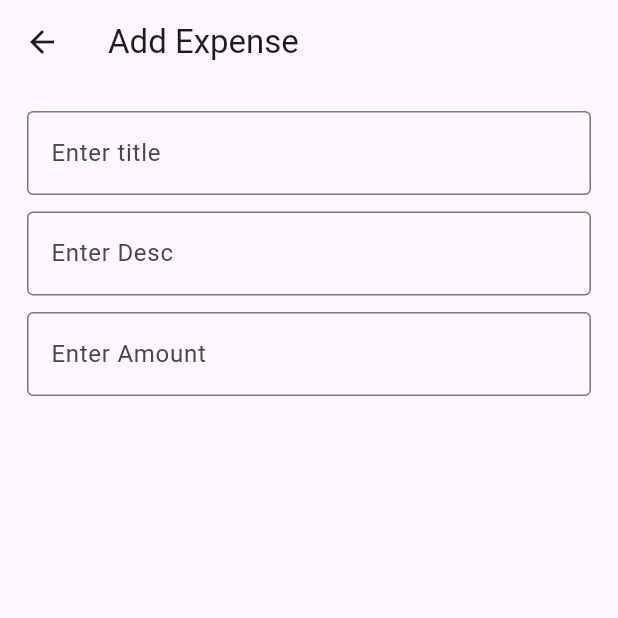
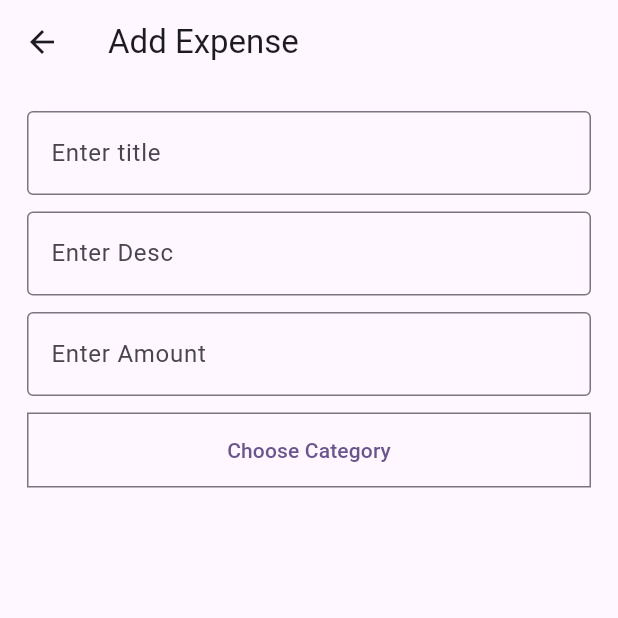
Before and after one commit to aasm0hammad/Expense-Aas-Bloc, a Flutter app: the AddExpense screen opened directly, on a phone screen of 412 x 824 dp, the top half of it. Run offline on Flutter 3.47's test engine with Material 3 defaults, Android fonts, the phone set to English and light mode, and no system bars; our stand-ins replace flutter_bloc, font_awesome_flutter, shared_preferences, sqflite; accounts and stored records are empty.

Commit message:
Add Expense category type

```diff
--- /dev/null
+++ b/lib/DataBase/model/category_model.dart
@@ -0,0 +1,9 @@
+class CategoryModel{
+
+ int id;
+ String name;
+ String imgPath;
+
+ CategoryModel({required this.id,required this.name,required this.imgPath});
+
+}
--- /dev/null
+++ b/lib/domain/app_constants.dart
@@ -0,0 +1,17 @@
+import 'package:ass_expense/DataBase/model/category_model.dart';
+import 'package:flutter/foundation.dart';
+
+class AppConstants {
+
+
+static List<CategoryModel>   mCat= [
+
+  CategoryModel(id: 1, name: "Coffee", imgPath: "assets/images/cat_img/coffee.png"),
+  CategoryModel(id: 2, name: "aas", imgPath: "assets/images/cat_img/coffee.png"),
+  CategoryModel(id: 3, name: "aas", imgPath: "assets/images/cat_img/coffee.png"),
+  CategoryModel(id: 4, name: "aas", imgPath: "assets/images/cat_img/coffee.png"),
+
+
+
+];
+}
--- a/lib/ui/add_expense.dart
+++ b/lib/ui/add_expense.dart
@@ -1,3 +1,4 @@
+import 'package:ass_expense/domain/app_constants.dart';
 import 'package:flutter/cupertino.dart';
 import 'package:flutter/material.dart';
 import 'package:path/path.dart';
@@ -25,7 +26,45 @@ class AddExpense extends StatelessWidget {
               SizedBox(
                 height: 11,
               ),
+              SizedBox(
+                width: double.infinity,
+                height: 50,
+                child: OutlinedButton(
+                    onPressed: () {
+                      showModalBottomSheet(
+                          context: context,
+                          builder: (context) {
+                            return Container(
+                              child: GridView.builder(
+                                  gridDelegate:
+                                  SliverGridDelegateWithFixedCrossAxisCount(
+                                      crossAxisCount: 4),
+                                  itemCount: AppConstants.mCat.length,
+                                  itemBuilder: (_, index) {
 
+                                    return Padding(
+                                      padding: const EdgeInsets.only(top: 11),
+                                      child: Column(
+                                        children: [
+                                          Image.asset(AppConstants.mCat[index].imgPath,width: 50,height: 40,),
+                                          Text(AppConstants.mCat[index].name),
+
+                                        ],
+                                      ),
+                                    );
+
+
+
+
+
+                                  }),
+                            );
+                          });
+                    },
+                    child: Text("Choose Category"),
+                    style: OutlinedButton.styleFrom(
+                        shape: RoundedRectangleBorder())),
+              ),
             ],
           )),
     );
--- a/pubspec.yaml
+++ b/pubspec.yaml
@@ -67,6 +67,7 @@ flutter:
   # To add assets to your application, add an assets section, like this:
   assets:
     - assets/images/
+    - assets/images/cat_img/
 
 
   # An image asset can refer to one or more resolution-specific "variants", see
```
Also changed, not shown: assets/images/cat_img/coffee.png (added).
